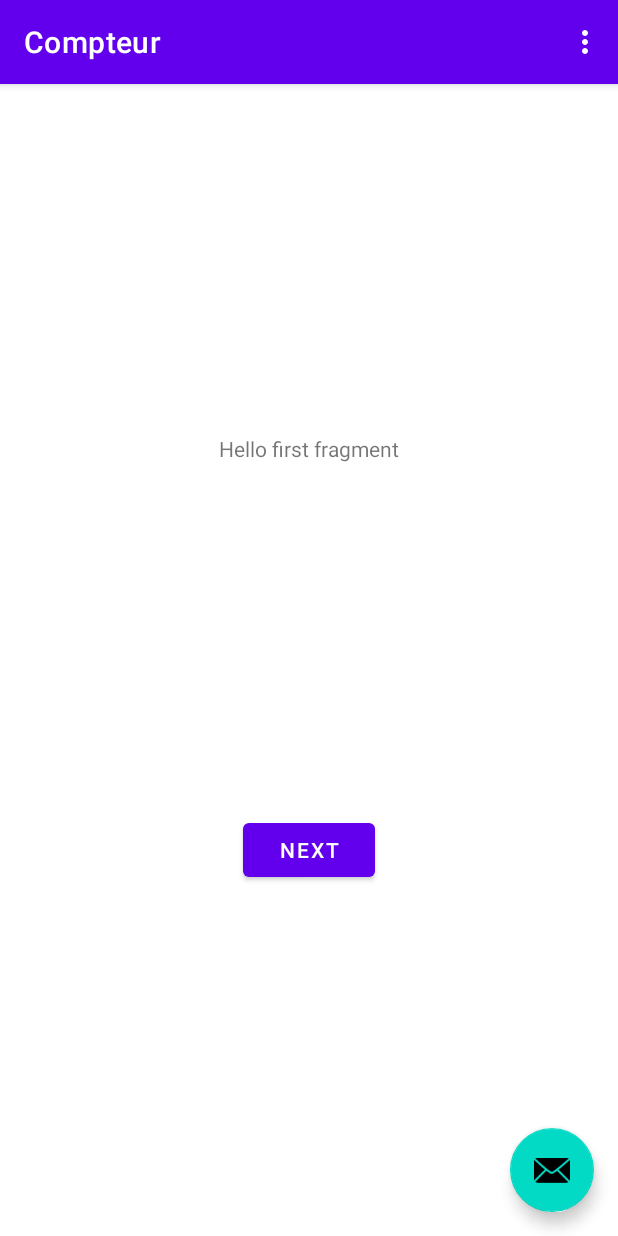
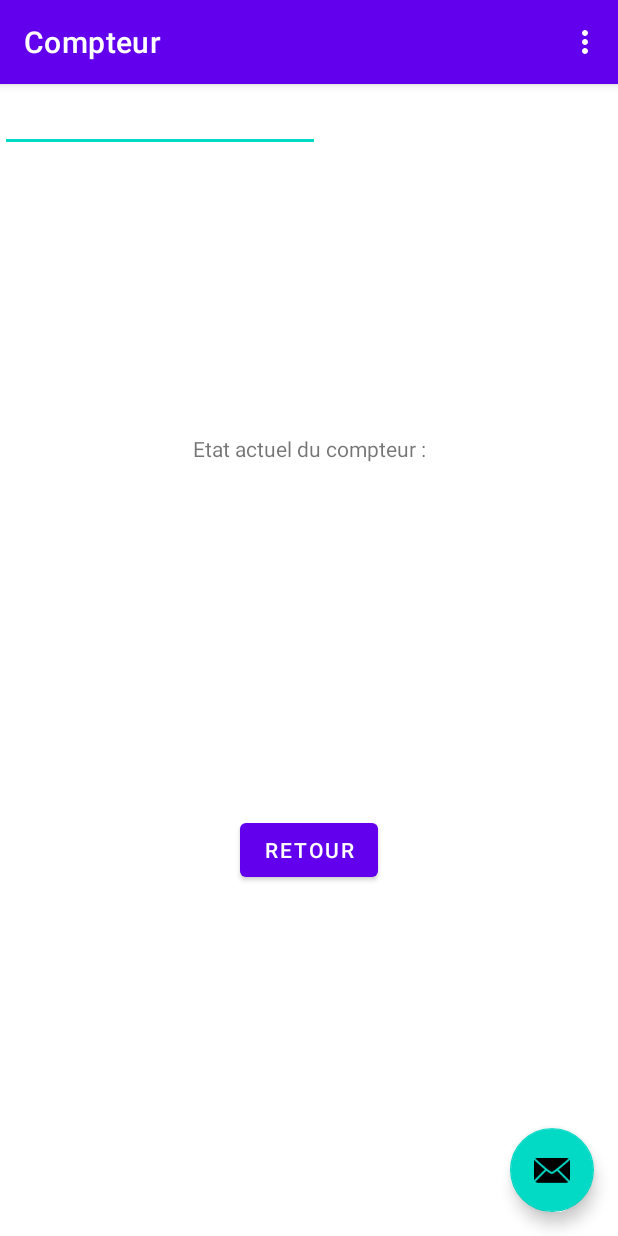
Before and after one commit to Benmlrd/CompteurAndroid, an Android app: the screen it shows after launch (MainActivity), on a phone screen of 412 x 824 dp. Run offline under Robolectric (Android 15) with nearby library versions, the phone set to English and light mode, and no system bars.

Commit message:
Début première écran

```diff
--- a/app/src/main/res/layout/fragment_first.xml
+++ b/app/src/main/res/layout/fragment_first.xml
@@ -7,10 +7,10 @@
     tools:context=".FirstFragment">
 
     <TextView
-        android:id="@+id/textview_first"
+        android:id="@+id/textview_etat"
         android:layout_width="wrap_content"
         android:layout_height="wrap_content"
-        android:text="@string/hello_first_fragment"
+        android:text="@string/etat"
         app:layout_constraintBottom_toTopOf="@id/button_first"
         app:layout_constraintEnd_toEndOf="parent"
         app:layout_constraintStart_toStartOf="parent"
@@ -20,9 +20,19 @@
         android:id="@+id/button_first"
         android:layout_width="wrap_content"
         android:layout_height="wrap_content"
-        android:text="@string/next"
+        android:text="@string/retour"
         app:layout_constraintBottom_toBottomOf="parent"
         app:layout_constraintEnd_toEndOf="parent"
         app:layout_constraintStart_toStartOf="parent"
-        app:layout_constraintTop_toBottomOf="@id/textview_first" />
+        app:layout_constraintTop_toBottomOf="@id/textview_etat" />
+
+    <EditText
+        android:id="@+id/editTextNumber2"
+        android:layout_width="wrap_content"
+        android:layout_height="wrap_content"
+        android:ems="10"
+        android:inputType="number"
+        tools:layout_editor_absoluteX="103dp"
+        tools:layout_editor_absoluteY="275dp" />
+
 </androidx.constraintlayout.widget.ConstraintLayout>
--- a/app/src/main/res/values/strings.xml
+++ b/app/src/main/res/values/strings.xml
@@ -13,4 +13,5 @@
     <string name="plus">+</string>
     <string name="moins">-</string>
     <string name="retour">Retour</string>
+    <string name="etat">Etat actuel du compteur :</string>
 </resources>
```
